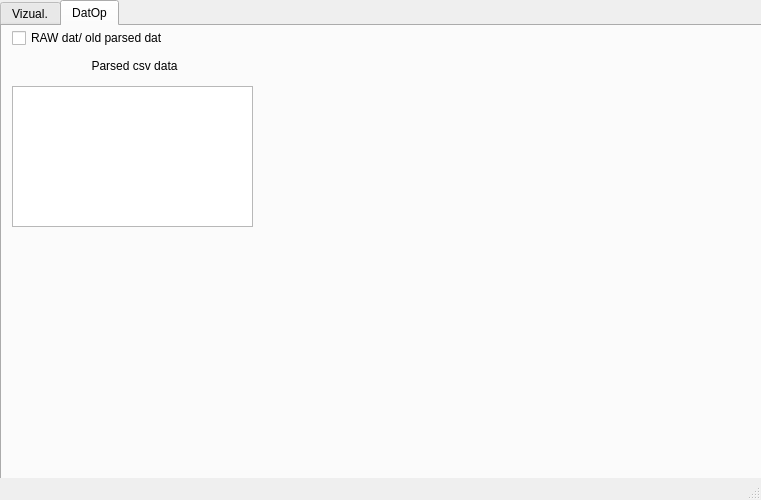
Qt form mainwindow.ui (libriIPcko/RadarVisualizer) before a commit.
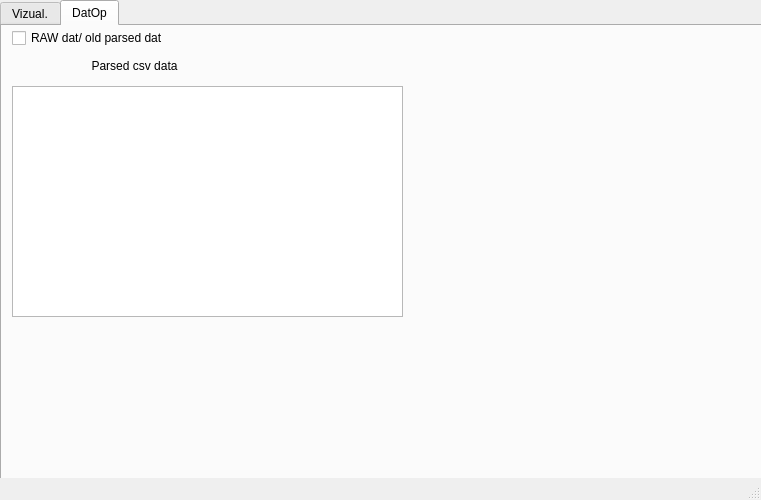
The same form after that commit.

What changed in the file:
```diff
--- a/mainwindow.ui
+++ b/mainwindow.ui
@@ -181,8 +181,8 @@
        <rect>
         <x>10</x>
         <y>60</y>
-        <width>241</width>
-        <height>141</height>
+        <width>391</width>
+        <height>231</height>
        </rect>
       </property>
      </widget>
@@ -204,8 +204,8 @@
        <rect>
         <x>10</x>
         <y>60</y>
-        <width>241</width>
-        <height>141</height>
+        <width>391</width>
+        <height>231</height>
        </rect>
       </property>
      </widget>
```
Left out of the diff: 2 changed lines with no effect on the pictures.
